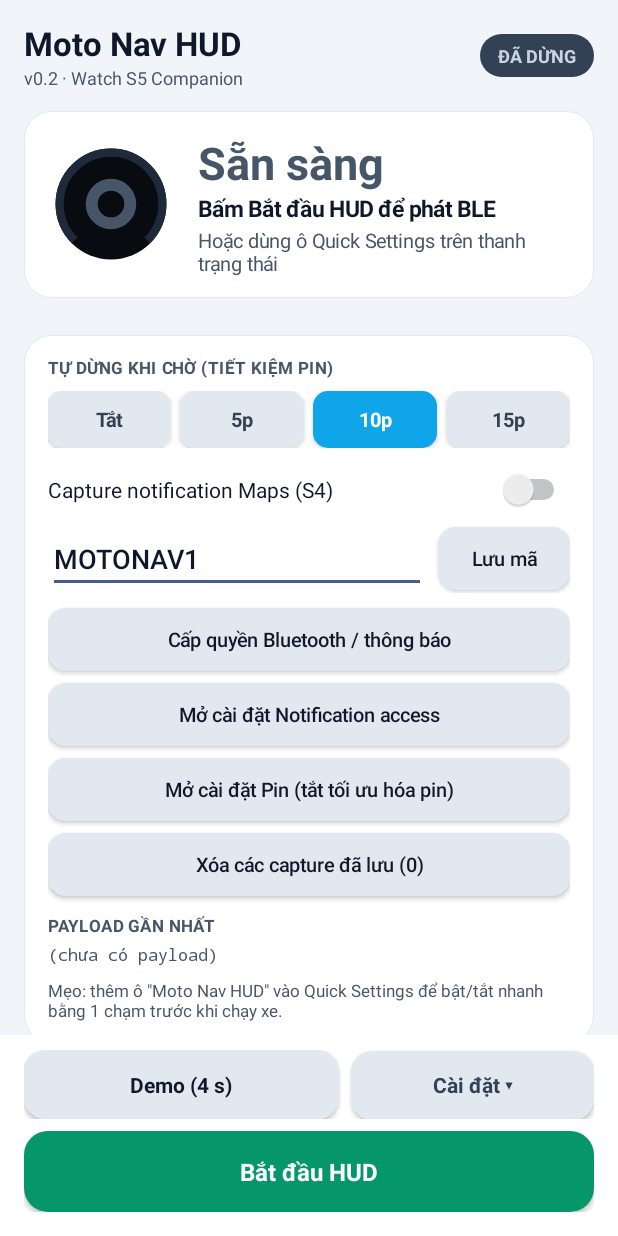
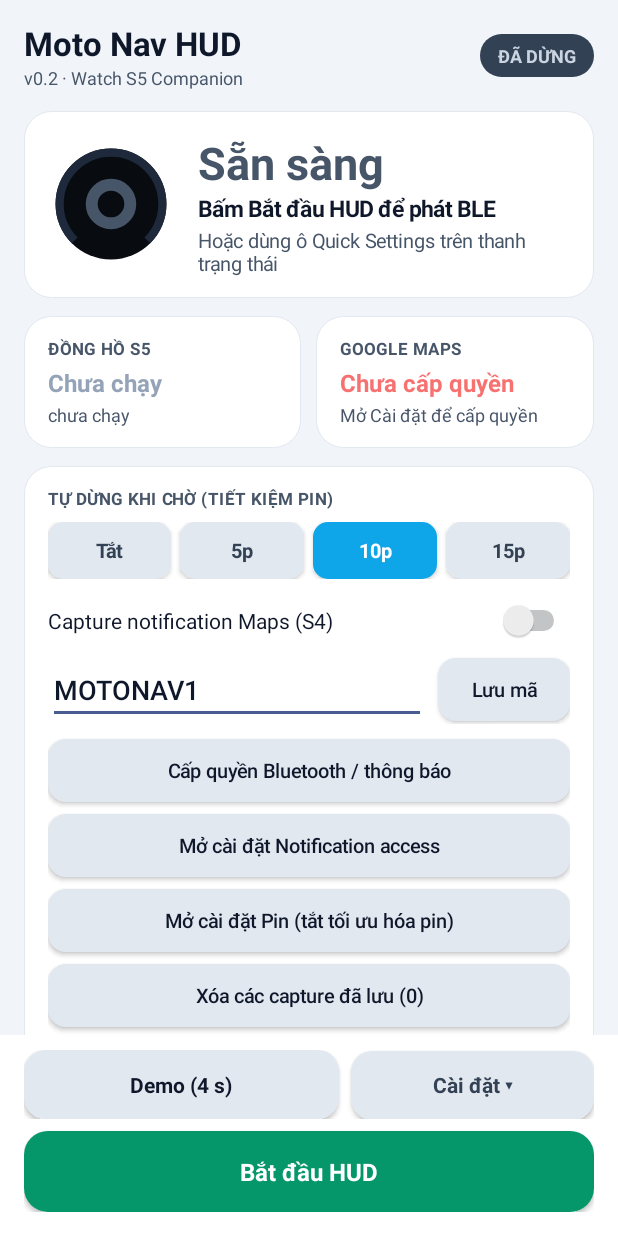
Before and after one commit to ThanhNg224/moto-nav-hud, an Android app: the screen it shows after launch (MainActivity), on a phone screen of 412 x 824 dp. Run offline under Robolectric (Android 15) with nearby library versions, the phone set to English and light mode, and no system bars.

Commit message:
fix(phone): use WRAP_CONTENT height for telemetry cards inside ScrollView

```diff
--- a/phone-app/app/src/main/java/dev/motonavhud/app/MainActivity.kt
+++ b/phone-app/app/src/main/java/dev/motonavhud/app/MainActivity.kt
@@ -173,9 +173,9 @@ class MainActivity : Activity() {
             addView(space(2))
             mapsCardSubHint(this)
         }
-        grid.addView(watchCard, LinearLayout.LayoutParams(0, ViewGroup.LayoutParams.MATCH_PARENT, 1f))
+        grid.addView(watchCard, LinearLayout.LayoutParams(0, ViewGroup.LayoutParams.WRAP_CONTENT, 1f))
         grid.addView(View(this).apply { layoutParams = LinearLayout.LayoutParams(dp(10), 1) })
-        grid.addView(mapsCard, LinearLayout.LayoutParams(0, ViewGroup.LayoutParams.MATCH_PARENT, 1f))
+        grid.addView(mapsCard, LinearLayout.LayoutParams(0, ViewGroup.LayoutParams.WRAP_CONTENT, 1f))
         info.addView(grid)
         info.addView(space(12))
 
```
